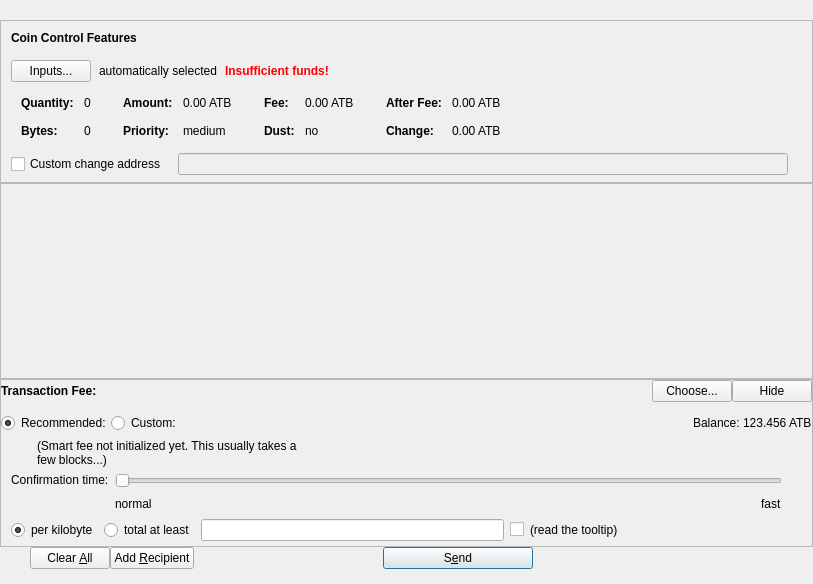
The window that src/qt/forms/sendcoinsdialog.ui (odrowonz/atbcoin-insight) describes before a commit, drawn with Qt 5.
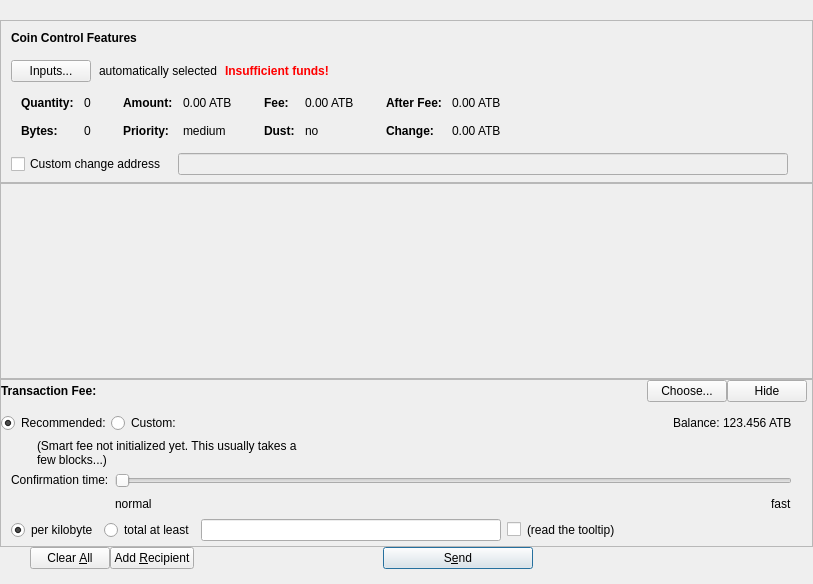
The same window after the commit. Icons and pictures are not drawn. Custom widgets are drawn as their Qt base class.

Diff of the .ui file:
```diff
--- a/src/qt/forms/sendcoinsdialog.ui
+++ b/src/qt/forms/sendcoinsdialog.ui
@@ -737,6 +737,9 @@
         <property name="topMargin">
          <number>0</number>
         </property>
+        <property name="rightMargin">
+         <number>5</number>
+        </property>
         <item>
          <layout class="QHBoxLayout" name="horizontalLayoutFee1">
           <property name="bottomMargin">
@@ -1062,7 +1065,7 @@
                  <item>
                   <layout class="QVBoxLayout" name="verticalLayoutFee5">
                    <property name="rightMargin">
-                    <number>30</number>
+                    <number>15</number>
                    </property>
                    <item>
                     <widget class="QSlider" name="sliderSmartFee">
@@ -1217,6 +1220,22 @@
                    </property>
                   </widget>
                  </item>
+                 <item>
+                  <spacer name="horizontalSpacer_4">
+                   <property name="orientation">
+                    <enum>Qt::Horizontal</enum>
+                   </property>
+                   <property name="sizeType">
+                    <enum>QSizePolicy::Fixed</enum>
+                   </property>
+                   <property name="sizeHint" stdset="0">
+                    <size>
+                     <width>15</width>
+                     <height>20</height>
+                    </size>
+                   </property>
+                  </spacer>
+                 </item>
                 </layout>
                </item>
               </layout>
@@ -1355,17 +1374,17 @@
   </layout>
  </widget>
  <customwidgets>
+  <customwidget>
+   <class>QValidatedLineEdit</class>
+   <extends>QLineEdit</extends>
+   <header>qvalidatedlineedit.h</header>
+  </customwidget>
   <customwidget>
    <class>BitcoinAmountField</class>
    <extends>QLineEdit</extends>
    <header>bitcoinamountfield.h</header>
    <container>1</container>
   </customwidget>
-  <customwidget>
-   <class>QValidatedLineEdit</class>
-   <extends>QLineEdit</extends>
-   <header>qvalidatedlineedit.h</header>
-  </customwidget>
  </customwidgets>
  <resources>
   <include location="../bitcoin.qrc"/>
```
